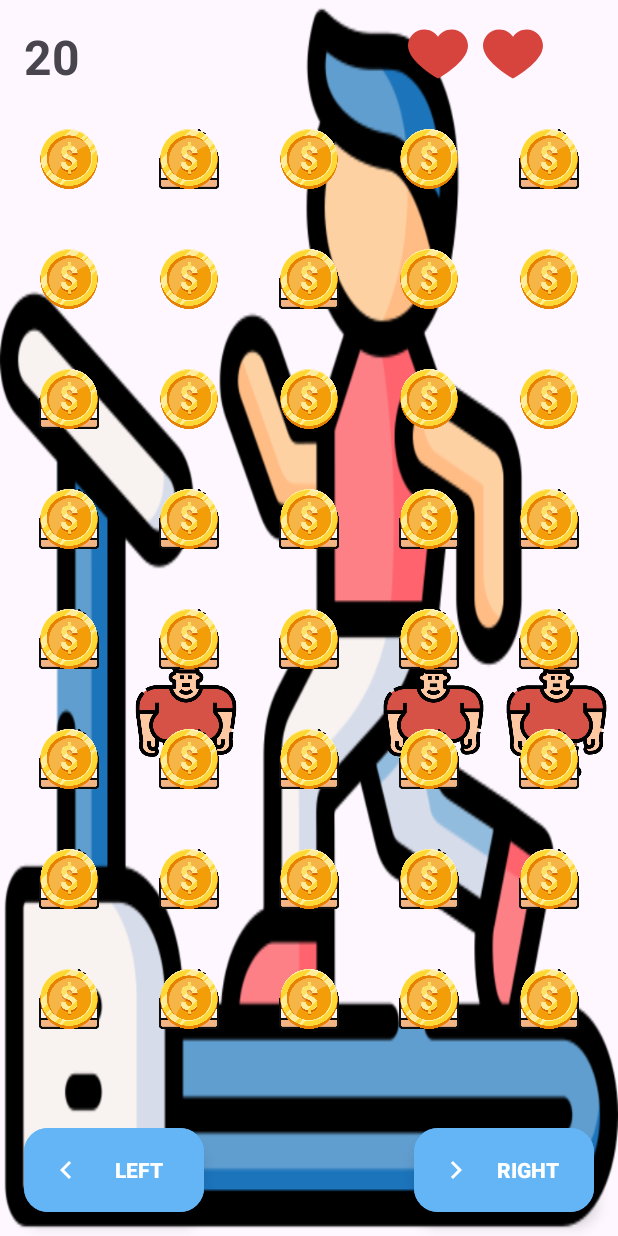
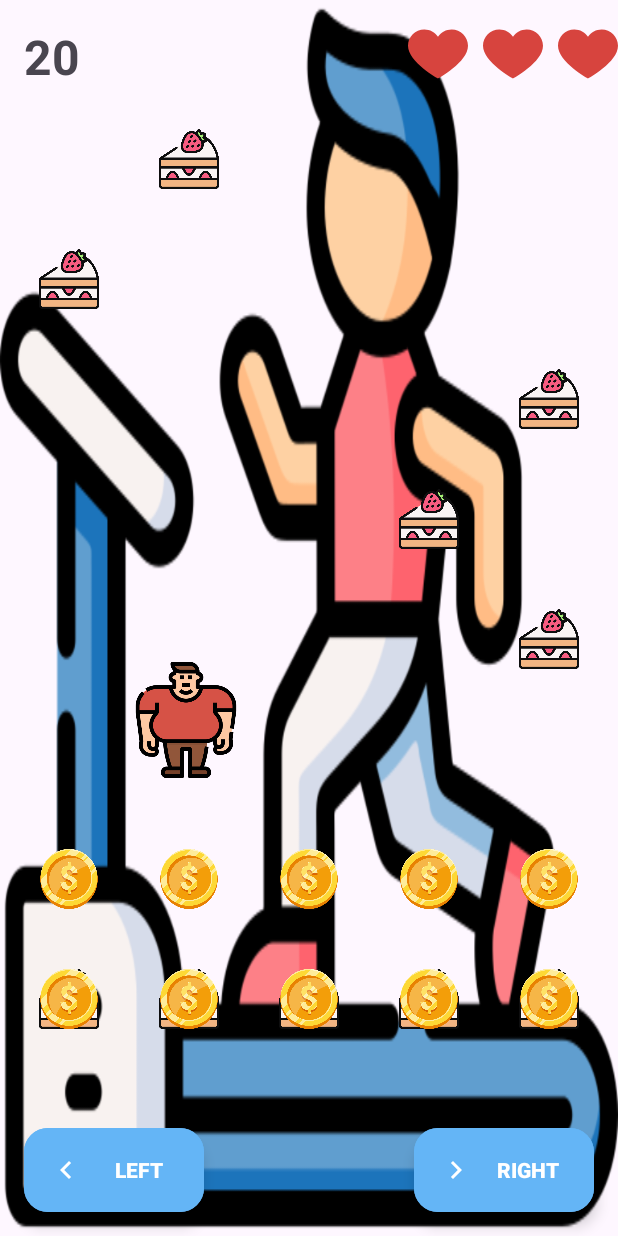
Before and after one commit to danielgerbi7/HW-Android, an Android app: the first screen one second after launch (MainActivity), on a phone screen of 412 x 824 dp. Run offline under Robolectric (Android 15) with nearby library versions, the phone set to English and light mode, and no system bars; 2 statements that could not run were skipped.

Commit message:
Fixed MainActivity

```diff
--- a/app/src/main/java/com/example/hw1_daniel_gerbi/MainActivity.kt
+++ b/app/src/main/java/com/example/hw1_daniel_gerbi/MainActivity.kt
@@ -63,36 +63,108 @@
         main_IMG_players = arrayOf(
             findViewById(R.id.main_IMG_player1),
             findViewById(R.id.main_IMG_player2),
-            findViewById(R.id.main_IMG_player3)
+            findViewById(R.id.main_IMG_player3),
+            findViewById(R.id.main_IMG_player4),
+            findViewById(R.id.main_IMG_player5)
         )
         main_IMG_cakes = arrayOf(
             arrayOf(
                 findViewById(R.id.main_IMG_cake1),
                 findViewById(R.id.main_IMG_cake2),
-                findViewById(R.id.main_IMG_cake3)
+                findViewById(R.id.main_IMG_cake3),
+                findViewById(R.id.main_IMG_cake4),
+                findViewById(R.id.main_IMG_cake5),
+                findViewById(R.id.main_IMG_coin1),
+                findViewById(R.id.main_IMG_coin2),
+                findViewById(R.id.main_IMG_coin3),
+                findViewById(R.id.main_IMG_coin4),
+                findViewById(R.id.main_IMG_coin5)
             ),
             arrayOf(
-                findViewById(R.id.main_IMG_cake4),
-                findViewById(R.id.main_IMG_cake5),
-                findViewById(R.id.main_IMG_cake6)
+                findViewById(R.id.main_IMG_cake6),
+                findViewById(R.id.main_IMG_cake7),
+                findViewById(R.id.main_IMG_cake8),
+                findViewById(R.id.main_IMG_cake9),
+                findViewById(R.id.main_IMG_cake10),
+                findViewById(R.id.main_IMG_coin6),
+                findViewById(R.id.main_IMG_coin7),
+                findViewById(R.id.main_IMG_coin8),
+                findViewById(R.id.main_IMG_coin9),
+                findViewById(R.id.main_IMG_coin10)
             ),
             arrayOf(
-                findViewById(R.id.main_IMG_cake7),
-                findViewById(R.id.main_IMG_cake8),
-                findViewById(R.id.main_IMG_cake9)
+                findViewById(R.id.main_IMG_cake11),
+                findViewById(R.id.main_IMG_cake12),
+                findViewById(R.id.main_IMG_cake13),
+                findViewById(R.id.main_IMG_cake14),
+                findViewById(R.id.main_IMG_cake15),
+                findViewById(R.id.main_IMG_coin11),
+                findViewById(R.id.main_IMG_coin12),
+                findViewById(R.id.main_IMG_coin13),
+                findViewById(R.id.main_IMG_coin14),
+                findViewById(R.id.main_IMG_coin15)
             ),
             arrayOf(
-                findViewById(R.id.main_IMG_cake10),
-                findViewById(R.id.main_IMG_cake11),
-                findViewById(R.id.main_IMG_cake12)
+                findViewById(R.id.main_IMG_cake16),
+                findViewById(R.id.main_IMG_cake17),
+                findViewById(R.id.main_IMG_cake18),
+                findViewById(R.id.main_IMG_cake19),
+                findViewById(R.id.main_IMG_cake20),
+                findViewById(R.id.main_IMG_coin16),
+                findViewById(R.id.main_IMG_coin17),
+                findViewById(R.id.main_IMG_coin18),
+                findViewById(R.id.main_IMG_coin19),
+                findViewById(R.id.main_IMG_coin20)
             ),
             arrayOf(
-                findViewById(R.id.main_IMG_cake13),
-                findViewById(R.id.main_IMG_cake14),
-                findViewById(R.id.main_IMG_cake15)
+                findViewById(R.id.main_IMG_cake21),
+                findViewById(R.id.main_IMG_cake22),
+                findViewById(R.id.main_IMG_cake23),
+                findViewById(R.id.main_IMG_cake24),
+                findViewById(R.id.main_IMG_cake25),
+                findViewById(R.id.main_IMG_coin21),
+                findViewById(R.id.main_IMG_coin22),
+                findViewById(R.id.main_IMG_coin23),
+                findViewById(R.id.main_IMG_coin24),
+                findViewById(R.id.main_IMG_coin25)
+            ),
+            arrayOf(
+                findViewById(R.id.main_IMG_cake26),
+                findViewById(R.id.main_IMG_cake27),
+                findViewById(R.id.main_IMG_cake28),
+                findViewById(R.id.main_IMG_cake29),
+                findViewById(R.id.main_IMG_cake30),
+                findViewById(R.id.main_IMG_coin26),
+                findViewById(R.id.main_IMG_coin27),
+                findViewById(R.id.main_IMG_coin28),
+                findViewById(R.id.main_IMG_coin29),
+                findViewById(R.id.main_IMG_coin30)
+            ),
+            arrayOf(
+                findViewById(R.id.main_IMG_cake31),
+                findViewById(R.id.main_IMG_cake32),
+                findViewById(R.id.main_IMG_cake33),
+                findViewById(R.id.main_IMG_cake34),
+                findViewById(R.id.main_IMG_cake35),
+                findViewById(R.id.main_IMG_coin31),
+                findViewById(R.id.main_IMG_coin32),
+                findViewById(R.id.main_IMG_coin33),
+                findViewById(R.id.main_IMG_coin34),
+                findViewById(R.id.main_IMG_coin35)
+            ),
+            arrayOf(
+                findViewById(R.id.main_IMG_cake36),
+                findViewById(R.id.main_IMG_cake37),
+                findViewById(R.id.main_IMG_cake38),
+                findViewById(R.id.main_IMG_cake39),
+                findViewById(R.id.main_IMG_cake40),
+                findViewById(R.id.main_IMG_coin36),
+                findViewById(R.id.main_IMG_coin37),
+                findViewById(R.id.main_IMG_coin38),
+                findViewById(R.id.main_IMG_coin39),
+                findViewById(R.id.main_IMG_coin40)
             )
         )
-
     }
 
     private fun initViews() {
@@ -122,10 +194,13 @@
         } else {
             updatePlayers()
             updateCakes()
-            if(gameManager.checkCollision()){
+            if(gameManager.checkCollisionCake()){
                 showMessage("You ate the cakes , it's not healthy!")
                 SignalManager.getInstance().vibrate(Constants.GameLogic.DURATION)
                 updateHearts()
+            }
+            if(gameManager.checkCollisionCoin()){
+                showMessage("You ate the coins , you are rich!")
             }
             gameManager.updateScore()
             main_LBL_score.text = gameManager.score.toString()
@@ -172,6 +247,18 @@
         }
     }
 
+    private fun updateCoins() {
+        for (row in main_IMG_cakes.indices) {
+            for (col in main_IMG_cakes[row].indices) {
+                if (gameManager.coinMatrix[row][col]) {
+                    main_IMG_cakes[row][col].visibility = View.VISIBLE
+                } else {
+                    main_IMG_cakes[row][col].visibility = View.INVISIBLE
+                }
+            }
+        }
+    }
+
     private fun updateHearts() {
         if (gameManager.hitPosition != 0) {
             main_IMG_hearts[main_IMG_hearts.size - gameManager.hitPosition].visibility =
--- a/app/src/main/java/com/example/hw1_daniel_gerbi/logic/GameManager.kt
+++ b/app/src/main/java/com/example/hw1_daniel_gerbi/logic/GameManager.kt
@@ -2,7 +2,7 @@
 
 import com.example.hw1_daniel_gerbi.utilities.Constants
 
-class GameManager(private val lifeCount: Int = 3, private val numOfLanes : Int = 3) {
+class GameManager(private val lifeCount: Int = 3, private val numOfLanes : Int = 5) {
 
     var score: Int = 0
         private set
@@ -11,13 +11,14 @@
     var hitPosition = 0
 
     val cakeMatrix: Array<Array<Boolean>> = getRandomMatrix()
+    val coinMatrix: Array<Array<Boolean>> = getRandomMatrix()
 
     fun canMovePlayerLeft(): Boolean {
         return playerPosition > 0
     }
 
     fun canMovePlayerRight(): Boolean {
-        return playerPosition < 2
+        return playerPosition < 4
     }
 
     fun movePlayerLeft() {
@@ -34,20 +35,29 @@
         get() = hitPosition == lifeCount
 
     private fun getRandomMatrix() : Array<Array<Boolean>>{
-        val arr: Array<Array<Boolean>> = Array(5) { Array(numOfLanes) { false } }
-        for(i in 0..2){
+        val arr: Array<Array<Boolean>> = Array(8) { Array(numOfLanes) { false } }
+        for(i in 0..4){
             arr[i] = getRandomBooleanArray(numOfLanes)
         }
         return arr
     }
 
     fun moveCakesDown() {
-        for (row in 4 downTo 1) {
-            for (col in 0 until 3) {
+        for (row in 7 downTo 1) {
+            for (col in 0 until 5) {
                     cakeMatrix[row][col] = cakeMatrix[row - 1][col]
             }
         }
         cakeMatrix[0] = getRandomBooleanArray(numOfLanes)
+    }
+
+    fun moveCoinDown() {
+        for (row in 7 downTo 1) {
+            for (col in 0 until 5) {
+                coinMatrix[row][col] = coinMatrix[row - 1][col]
+            }
+        }
+        coinMatrix[0] = getRandomBooleanArray(numOfLanes)
     }
 
     private fun getRandomBooleanArray(size: Int): Array<Boolean> {
@@ -57,9 +67,17 @@
         return array
     }
 
-    fun checkCollision(): Boolean {
-        if (cakeMatrix[3][playerPosition]) {
+    fun checkCollisionCake(): Boolean {
+        if (cakeMatrix[6][playerPosition]) {
             hitPosition++
+            return true
+        }
+        return false
+    }
+
+    fun checkCollisionCoin(): Boolean {
+        if (coinMatrix[6][playerPosition]) {
+            score += Constants.GameLogic.CATCH_COINS
             return true
         }
         return false
--- a/app/src/main/java/com/example/hw1_daniel_gerbi/utilities/Constants.kt
+++ b/app/src/main/java/com/example/hw1_daniel_gerbi/utilities/Constants.kt
@@ -9,6 +9,7 @@
 
     object GameLogic {
         const val AVOID_POINTS = 10
+        const val CATCH_COINS = 20
         const val DURATION = 500L
         const val DELAY_MILLIS = 1000L
     }
```
